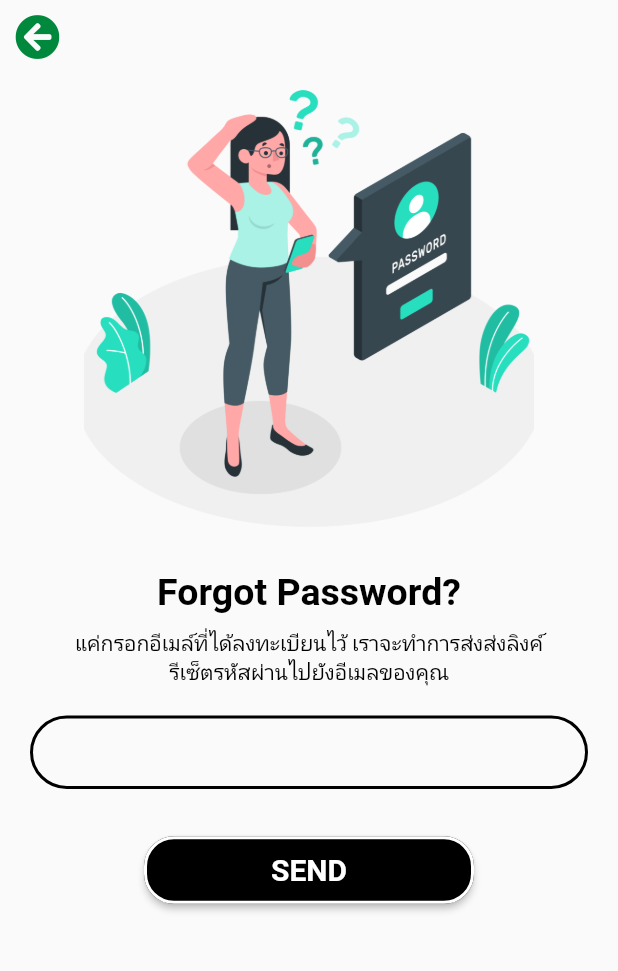
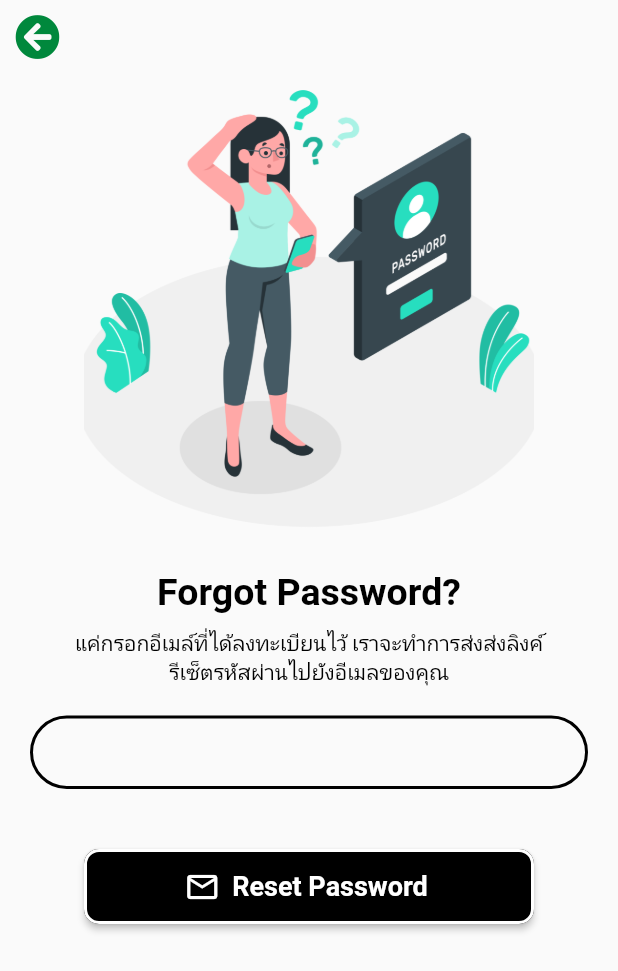
Before and after one commit to jakkaphatminthana/recycle_plus, a Flutter app: the ForgotPasswordScreen screen opened by its route, on a phone screen of 412 x 824 dp. Shown: the top 971 px of the screen. Run offline on Flutter 3.47's test engine with Material 2 defaults, Android fonts, the phone set to English and light mode, and no system bars; our stand-ins replace cloud_firestore, firebase_auth, firebase_core, firebase_storage, flutter_svg, fluttertoast and 4 more; missing offline and left inert: dart:ffi; accounts and stored records are empty.

Commit message:
1.2 ( add forgotPass in firebase )

```diff
--- a/lib/components/font.dart
+++ b/lib/components/font.dart
@@ -44,11 +44,24 @@ final Roboto20_B_white = GoogleFonts.getFont(
   color: Colors.white,
 );
 
+final Roboto18_B_white = GoogleFonts.getFont(
+  'Roboto',
+  fontSize: 18,
+  fontWeight: FontWeight.bold,
+  color: Colors.white,
+);
+
 final Roboto18_B_green = GoogleFonts.getFont(
   'Roboto',
   fontSize: 18,
   fontWeight: FontWeight.bold,
   color: Colors.green,
+);
+
+final Roboto18_white = GoogleFonts.getFont(
+  'Roboto',
+  fontSize: 18,
+  color: Colors.white,
 );
 
 final Roboto18_gray = GoogleFonts.getFont(
--- a/lib/components/textfield.dart
+++ b/lib/components/textfield.dart
@@ -21,7 +21,7 @@ InputDecoration styleTextField_Radius30(hintEZ) {
   return InputDecoration(
     isDense: true,
     hintText: hintEZ,
-    contentPadding: const EdgeInsets.all(15.0),
+    contentPadding: const EdgeInsets.only(left: 30, top: 30.0),
     enabledBorder: StyleBoder(Colors.black, 30.0),  //ก่อนกดพิมพ์
     focusedBorder: StyleBoder(Colors.black, 30.0),  //กดพิมพ์
     errorBorder: StyleBoder(Colors.red, 30.0),  //แจ้ง Error
--- a/lib/main.dart
+++ b/lib/main.dart
@@ -1,6 +1,7 @@
 //หน้ารันสั่งแอป ให้ทำงาน
 import 'package:flutter/material.dart';
 import 'package:recycle_plus/routes.dart';
+import 'package:recycle_plus/screens/_NoLogin/tabbar_control.dart';
 import 'package:recycle_plus/screens/start/start.dart';
 import 'package:cloud_firestore/cloud_firestore.dart';
 import 'package:firebase_auth/firebase_auth.dart';
@@ -23,7 +24,7 @@ class MyApp extends StatelessWidget {
       theme: ThemeData(
         primarySwatch: Colors.blue,
       ),
-      initialRoute: StartScreen.routeName,
+      initialRoute: TabbarControl.routeName,
       routes: routes,
     );
   }
--- a/lib/routes.dart
+++ b/lib/routes.dart
@@ -1,4 +1,5 @@
 import 'package:flutter/material.dart';
+import 'package:recycle_plus/screens/_NoLogin/tabbar_control.dart';
 import 'package:recycle_plus/screens/forgotPass/forgotPass.dart';
 import 'package:recycle_plus/screens/login/body_login.dart';
 import 'package:recycle_plus/screens/login_no/login_no.dart';
@@ -15,4 +16,5 @@ final Map<String, WidgetBuilder> routes = {
   ForgotPasswordScreen.routeName:(context) => ForgotPasswordScreen(),
   LoginSuccess.routeName: (context) => LoginSuccess(),
   RegisterSuccess.routeName: (context) => RegisterSuccess(),
+  TabbarControl.routeName: (context) => TabbarControl(),
 };
--- a/lib/screens/forgotPass/forgotPass.dart
+++ b/lib/screens/forgotPass/forgotPass.dart
@@ -2,6 +2,7 @@ import 'package:flutter/material.dart';
 import 'package:font_awesome_flutter/font_awesome_flutter.dart';
 import 'package:recycle_plus/components/dialog.dart';
 import 'package:recycle_plus/components/font.dart';
+import 'package:recycle_plus/service/auth.dart';
 
 import '../../components/textfield.dart';
 import '../../models/user_model.dart';
@@ -17,13 +18,23 @@ class ForgotPasswordScreen extends StatefulWidget {
 }
 
 class _ForgotPasswordScreenState extends State<ForgotPasswordScreen> {
+  //formkey = ตัวแสดงตัวแบบยูนืคของฟอร์มนี้
+  //AuthService = ตัวเรียกฟังก์ชันที่เกี่ยวกับ user
+  //EmailModel = ภายในประกอบด้วย ตัวแปร email, pass, name
+  //isLoading = ใช้ในตอนกดปุ่มแล้วรอโหลด
+  final _formKey = GlobalKey<FormState>();
+  final AuthService _auth = AuthService();
   EmailModel inputEmail = EmailModel();
+  bool isLoading = false;
 
+//========================================================================================================
   @override
   Widget build(BuildContext context) {
     return Scaffold(
       body: SafeArea(
         child: SingleChildScrollView(
+          child: Form(
+            key: _formKey,
             child: Column(
               mainAxisAlignment: MainAxisAlignment.center,
               children: [
@@ -31,7 +42,7 @@ class _ForgotPasswordScreenState extends State<ForgotPasswordScreen> {
                 Align(
                   alignment: const AlignmentDirectional(-1, 0),
                   child: Padding(
-                  padding: EdgeInsets.only(left: 10, top: 10),
+                    padding: const EdgeInsets.only(left: 10, top: 10),
                     child: GestureDetector(
                       onTap: () {
                         Navigator.pop(context);
@@ -69,31 +80,61 @@ class _ForgotPasswordScreenState extends State<ForgotPasswordScreen> {
                   padding: const EdgeInsets.fromLTRB(20, 20, 20, 0),
                   child: buildEmailFormField(inputEmail),
                 ),
-              const SizedBox(height: 30.0),
+                const SizedBox(height: 40.0),
 
                 //TODO 6. Button
-              ElevatedButton(
-                child: Text("SEND", style: Roboto20_B_white),
+                ElevatedButton.icon(
+                  label: Text("Reset Password", style: Roboto18_B_white),
+                  icon: const Icon(Icons.email_outlined),
                   style: ElevatedButton.styleFrom(
                     primary: Colors.black,
-                  fixedSize: const Size(220, 45),
-                  side: const BorderSide(width: 2.0, color: Colors.white), //ขอบ
+                    fixedSize: const Size(300, 50),
+                    side:
+                        const BorderSide(width: 2.0, color: Colors.white), //ขอบ
                     elevation: 2.0, //เงา
                     shape: RoundedRectangleBorder(
-                    borderRadius: BorderRadius.circular(20.0),
+                      borderRadius: BorderRadius.circular(10.0),
                     ),
                   ),
-                onPressed: () {
-                  //TODO 7. Dialog Success
+                  onPressed: () async {
+                    //เมื่อกรอกข้อมูลถูกต้อง
+                    if (_formKey.currentState!.validate()) {
+                      _formKey.currentState?.save(); //สั่งประมวลผลข้อมูลที่กรอก
+
+                      //Loading when clcik
+                      if (isLoading) {
+                        showDialog(
+                          context: context,
+                          barrierDismissible: false,
+                          builder: (context) => const Center(
+                            child: CircularProgressIndicator(),
+                          ),
+                        );
+                      }
+                      setState(() => isLoading = true); //Loading
+
+                      //TODO 7. Reset Password
+                      await _auth.ResetPassword(inputEmail.email).then((value) {
+                        //Check error resetpassword
+                        if (value != "not_work") {
+                          _formKey.currentState?.reset();
+
+                          //TODO 8. Dialog Success
                           showDialog(
                               barrierDismissible: false,
                               context: context,
                               builder: (context) {
                                 return sucessDialog();
                               });
+                        } else {
+                          setState(() => isLoading = false);
+                        }
+                      });
+                    }
                   },
                 ),
               ],
+            ),
           ),
         ),
       ),
```
Also changed, not shown: lib/components/dialog.dart (+6 -4 lines), lib/screens/_NoLogin/page1.dart (added, +12 -0 lines), lib/screens/_NoLogin/page2.dart (added, +11 -0 lines), lib/screens/_NoLogin/page3.dart (added, +11 -0 lines), lib/screens/_NoLogin/page4.dart (added, +11 -0 lines), lib/screens/_NoLogin/tabbar_control.dart (added, +120 -0 lines), lib/service/auth.dart (+16 -1 lines), assets/image/check-green.gif (added). Lines whose indentation alone changed are shown as unchanged.
